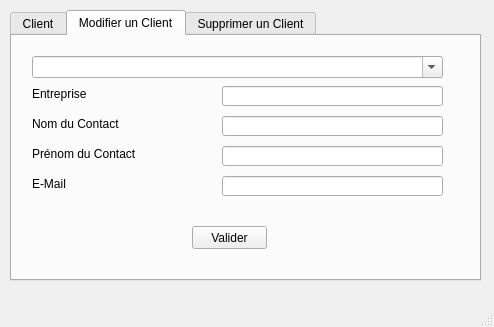
Before: the Qt Designer form AssistantClient.ui in baptiste-pasquier/eurocorporate, drawn with Qt 5.
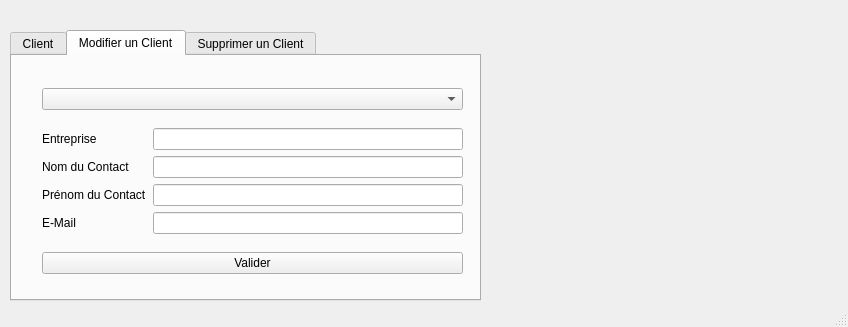
After: the same form once the commit is applied. The open tabs and pages were chosen to show the change.

What changed in the file:
```diff
--- a/AssistantClient.ui
+++ b/AssistantClient.ui
@@ -6,7 +6,7 @@
    <rect>
     <x>0</x>
     <y>0</y>
-    <width>494</width>
+    <width>848</width>
     <height>327</height>
    </rect>
   </property>
@@ -18,7 +18,7 @@
     <property name="geometry">
      <rect>
       <x>10</x>
-      <y>10</y>
+      <y>30</y>
       <width>471</width>
       <height>271</height>
      </rect>
@@ -140,123 +140,79 @@
      <attribute name="title">
       <string>Modifier un Client</string>
      </attribute>
-     <widget class="QFontComboBox" name="fontComboBox_ModClient">
+     <widget class="QWidget" name="verticalLayoutWidget_4">
       <property name="geometry">
        <rect>
-        <x>20</x>
+        <x>30</x>
         <y>20</y>
-        <width>411</width>
-        <height>22</height>
+        <width>421</width>
+        <height>211</height>
        </rect>
       </property>
-      <property name="currentText">
-       <string/>
-      </property>
-     </widget>
+      <layout class="QVBoxLayout" name="verticalLayout_ModClient1">
+       <item>
+        <widget class="QComboBox" name="comboBox_modClient"/>
+       </item>
+       <item>
+        <layout class="QHBoxLayout" name="horizontalLayout_ModClient2">
+         <item>
+          <layout class="QVBoxLayout" name="verticalLayout_ModClient4">
+           <item>
      <widget class="QLabel" name="labe_ModEntreprise">
-      <property name="geometry">
-       <rect>
-        <x>20</x>
-        <y>50</y>
-        <width>131</width>
-        <height>16</height>
-       </rect>
-      </property>
       <property name="text">
        <string>Entreprise</string>
       </property>
      </widget>
+           </item>
+           <item>
      <widget class="QLabel" name="label_ModContactName">
-      <property name="geometry">
-       <rect>
-        <x>20</x>
-        <y>80</y>
-        <width>101</width>
-        <height>16</height>
-       </rect>
-      </property>
       <property name="text">
        <string>Nom du Contact</string>
       </property>
      </widget>
+           </item>
+           <item>
      <widget class="QLabel" name="label_ModContactForename">
-      <property name="geometry">
-       <rect>
-        <x>20</x>
-        <y>110</y>
-        <width>111</width>
-        <height>16</height>
-       </rect>
-      </property>
       <property name="text">
        <string>Prénom du Contact</string>
       </property>
      </widget>
+           </item>
+           <item>
      <widget class="QLabel" name="label_ModMail">
-      <property name="geometry">
-       <rect>
-        <x>20</x>
-        <y>140</y>
-        <width>51</width>
-        <height>16</height>
-       </rect>
-      </property>
       <property name="text">
        <string>E-Mail</string>
       </property>
      </widget>
-     <widget class="QLineEdit" name="lineEdit_ModEntreprise">
-      <property name="geometry">
-       <rect>
-        <x>210</x>
-        <y>50</y>
-        <width>221</width>
-        <height>20</height>
-       </rect>
-      </property>
-     </widget>
-     <widget class="QLineEdit" name="lineEdit_ModContactName">
-      <property name="geometry">
-       <rect>
-        <x>210</x>
-        <y>80</y>
-        <width>221</width>
-        <height>20</height>
-       </rect>
-      </property>
-     </widget>
-     <widget class="QLineEdit" name="lineEdit_ModContactForename">
-      <property name="geometry">
-       <rect>
-        <x>210</x>
-        <y>110</y>
-        <width>221</width>
-        <height>20</height>
-       </rect>
-      </property>
-     </widget>
-     <widget class="QLineEdit" name="lineEdit_ModMail">
-      <property name="geometry">
-       <rect>
-        <x>210</x>
-        <y>140</y>
-        <width>221</width>
-        <height>20</height>
-       </rect>
-      </property>
-     </widget>
+           </item>
+          </layout>
+         </item>
+         <item>
+          <layout class="QVBoxLayout" name="verticalLayout_ModClient3">
+           <item>
+            <widget class="QLineEdit" name="lineEdit_ModEntreprise"/>
+           </item>
+           <item>
+            <widget class="QLineEdit" name="lineEdit_ModContactName"/>
+           </item>
+           <item>
+            <widget class="QLineEdit" name="lineEdit_ModContactForename"/>
+           </item>
+           <item>
+            <widget class="QLineEdit" name="lineEdit_ModMail"/>
+           </item>
+          </layout>
+         </item>
+        </layout>
+       </item>
+       <item>
      <widget class="QPushButton" name="pushButton_ModValider">
-      <property name="geometry">
-       <rect>
-        <x>180</x>
-        <y>190</y>
-        <width>75</width>
-        <height>23</height>
-       </rect>
-      </property>
       <property name="text">
        <string>Valider</string>
       </property>
+        </widget>
+       </item>
+      </layout>
      </widget>
     </widget>
     <widget class="QWidget" name="tab_3">
```
Left out of the diff: 150 changed lines with no effect on the pictures. Lines whose indentation alone changed are shown as unchanged.
